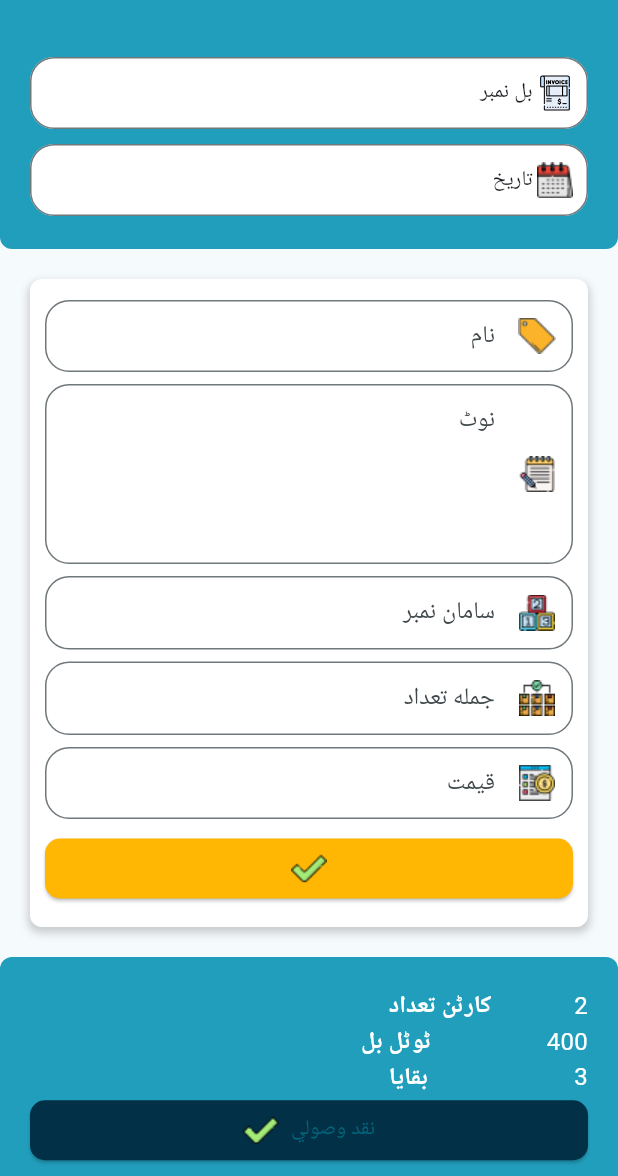
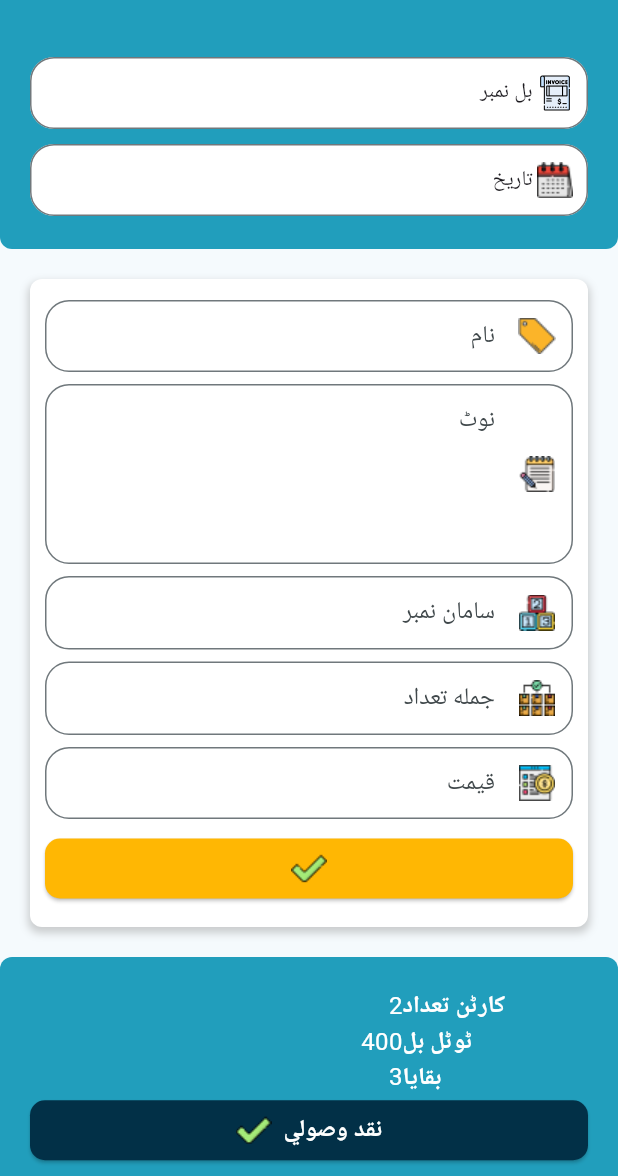
Before and after one commit to engbakhtmuhammad/bawari, a Flutter app: the SellScreen screen opened directly, on a phone screen of 412 x 824 dp, the part 60-1236 px from its top. Run offline on Flutter 3.47's test engine with Material 3 defaults, Android fonts, the phone set to English and light mode, and no system bars; our stand-ins replace google_fonts; Roboto replaces fonts that are missing (Almarai).

Commit message:
pages updated and work tommorow

```diff
--- a/lib/view/dashboard/dashboard.dart
+++ b/lib/view/dashboard/dashboard.dart
@@ -1,6 +1,7 @@
 
 import 'package:bawari/utils/constants.dart';
 import 'package:bawari/view/purchase/purchase.dart';
+import 'package:bawari/view/sell/sell.dart';
 import 'package:bawari/view/widgets/dashboard_widget.dart';
 import 'package:flutter/material.dart';
 
@@ -20,7 +21,7 @@ class DashboardScrreen extends StatelessWidget {
           child:  Column(
             children: [
               DashboardWidget(title: "سامان خرید",imgPath: "assets/icons/purchase.png",onPressed: () => Navigator.push(context, MaterialPageRoute(builder: (context)=>PurchaseScreen())),),
-              DashboardWidget(title: "سامان فروخت",imgPath: "assets/icons/sell.png",),
+              DashboardWidget(title: "سامان فروخت",imgPath: "assets/icons/sell.png",onPressed: () => Navigator.push(context, MaterialPageRoute(builder: (context)=>SellScreen())),),
               DashboardWidget(title: "ورباندی کهاته",imgPath: "assets/icons/invoice.png",),
               DashboardWidget(title: "دوا لوم",imgPath: "assets/icons/bag.png",),
               DashboardWidget(title: "لوی گراک نوم",imgPath: "assets/icons/customer.png",),
--- a/lib/view/sell/sell.dart
+++ b/lib/view/sell/sell.dart
@@ -15,7 +15,8 @@ class SellScreen extends StatelessWidget {
     return Scaffold(
       appBar: appBarWidget(title: "سامان فروخت"),
       drawer: drawerWidget(context),
-      body: Column(
+      body: SingleChildScrollView(
+        child: Column(
           children: [
             billAndDateWidget(),
             Container(
@@ -56,6 +57,7 @@ class SellScreen extends StatelessWidget {
             const SellContainerWidget(btnTitle: "نقد وصولي",bill: 400,cortonCount: 2,remaining: 3,)
           ],
         ),
+      ),
     );
   }
 }
--- a/lib/view/widgets/custom_btn.dart
+++ b/lib/view/widgets/custom_btn.dart
@@ -1,5 +1,6 @@
 import 'package:bawari/utils/colors.dart';
 import 'package:bawari/utils/constants.dart';
+import 'package:bawari/utils/text_styles.dart';
 import 'package:flutter/material.dart';
 
 class CustomButton extends StatelessWidget {
@@ -30,7 +31,7 @@ class CustomButton extends StatelessWidget {
         children: [
           Image.asset(icon??"assets/icons/right.png",width: defaultIconsSize,height: defaultIconsSize,),
           SizedBox(width: label!=null?8:0),
-          Text(label??""),
+          Text(label??"",style: boldTextStyle(color: whiteColor),),
         ],
       ),
     );
--- a/lib/view/widgets/sell_container.dart
+++ b/lib/view/widgets/sell_container.dart
@@ -10,9 +10,8 @@ class SellContainerWidget extends StatelessWidget {
   final int? bill;
   final int? remaining;
   final String? btnTitle;
-  const SellContainerWidget({
-    super.key, this.bill,this.cortonCount,this.remaining,this.btnTitle
-  });
+  const SellContainerWidget(
+      {super.key, this.bill, this.cortonCount, this.remaining, this.btnTitle});
 
   @override
   Widget build(BuildContext context) {
@@ -26,33 +25,59 @@ class SellContainerWidget extends StatelessWidget {
       ),
       child: Column(
         mainAxisAlignment: MainAxisAlignment.center,
+        crossAxisAlignment: CrossAxisAlignment.end,
         children: [
           Row(
             mainAxisAlignment: MainAxisAlignment.end,
             children: [
-            SizedBox(
-            width: MediaQuery.of(context).size.width*.3,
-            child: Text("کارٹن تعداد",style: boldTextStyle(color: whiteColor),)),
-          Text(cortonCount.toString(),style: primaryTextStyle(color: whiteColor),),
-          ],),
+              Text(
+                cortonCount.toString(),
+                style: primaryTextStyle(color: whiteColor),
+              ),
+              SizedBox(
+                  width: MediaQuery.of(context).size.width * .3,
+                  child: Text(
+                    "کارٹن تعداد",
+                    style: boldTextStyle(color: whiteColor),
+                  )),
+            ],
+          ),
           Row(
             mainAxisAlignment: MainAxisAlignment.end,
             children: [
-            SizedBox(
-            width: MediaQuery.of(context).size.width*.3,
-            child: Text("ٹوٹل بل",style: boldTextStyle(color: whiteColor),)),
-          Text(bill.toString(),style: primaryTextStyle(color: whiteColor),),
-          ],),
+              Text(
+                bill.toString(),
+                style: primaryTextStyle(color: whiteColor),
+              ),
+              SizedBox(
+                  width: MediaQuery.of(context).size.width * .3,
+                  child: Text(
+                    "ٹوٹل بل",
+                    style: boldTextStyle(color: whiteColor),
+                  )),
+            ],
+          ),
           Row(
             mainAxisAlignment: MainAxisAlignment.end,
             children: [
-            SizedBox(
-            width: MediaQuery.of(context).size.width*.3,
-            child: Text("بقايا",style: boldTextStyle(color: whiteColor),)),
-          Text(remaining.toString(),style: primaryTextStyle(color: whiteColor),),
-          ],),
-          CustomButton(onPressed: (){},label: btnTitle,backgroundColor: secondaryColor,)
+              Text(
+                remaining.toString(),
+                style: primaryTextStyle(color: whiteColor),
+              ),
+              SizedBox(
+                  width: MediaQuery.of(context).size.width * .3,
+                  child: Text(
+                    "بقايا",
+                    style: boldTextStyle(color: whiteColor),
+                  )),
 
+            ],
+          ),
+          CustomButton(
+            onPressed: () {},
+            label: btnTitle,
+            backgroundColor: secondaryColor,
+          )
         ],
       ),
     );
```
Lines whose indentation alone changed are shown as unchanged.
